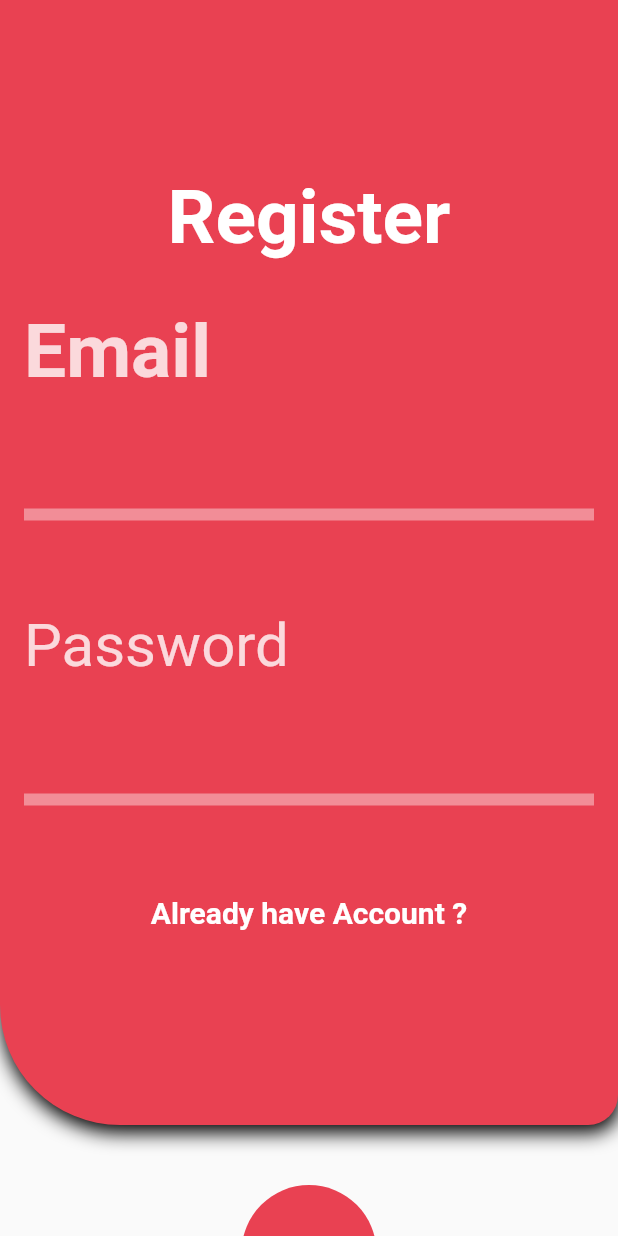
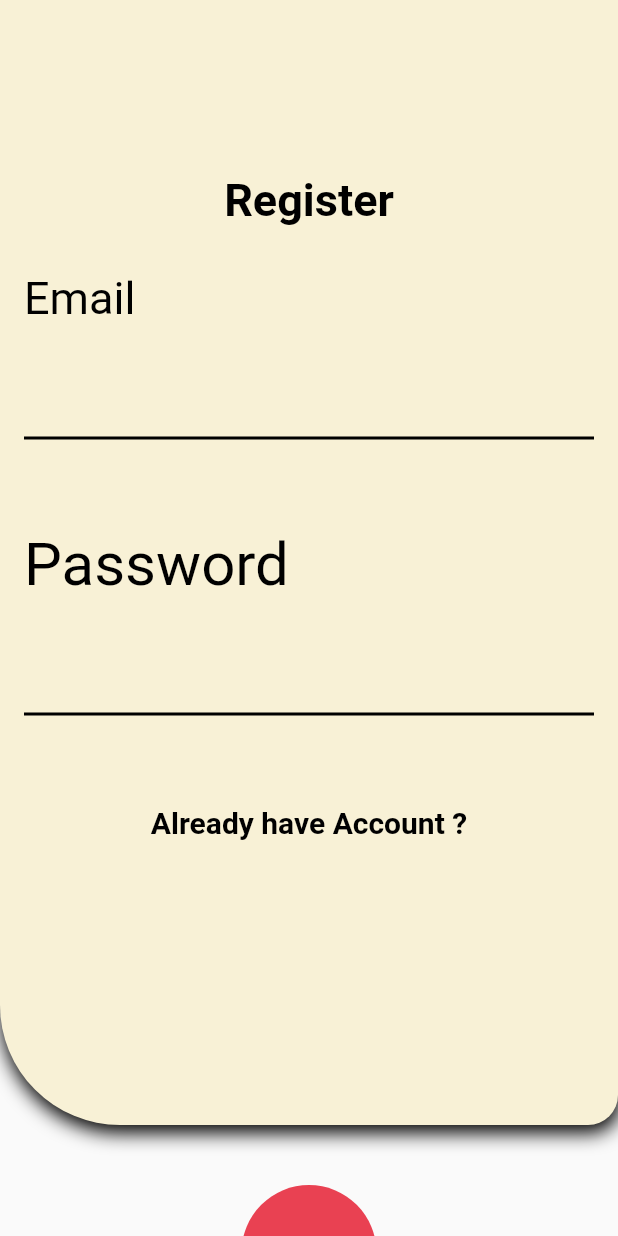
Before and after one commit to janisviksne/emori, a Flutter app: the screen it shows after launch, scrolled down 56 dp, after a tap on "Dont have Account ?", on a phone screen of 412 x 824 dp. Run offline on Flutter 3.47's test engine with Material 2 defaults, Android fonts, the phone set to English and light mode, and no system bars.

Commit message:
Adjusted background styling

```diff
--- a/lib/auth_screens/dashboard.dart
+++ b/lib/auth_screens/dashboard.dart
@@ -16,7 +16,7 @@ class _DashboardState extends State<Dashboard> {
               height: 750,
               width: MediaQuery.of(context).size.width,
               decoration: const BoxDecoration(
-                color: Color.fromRGBO(233, 65, 82, 1),
+                color: Color.fromRGBO(248, 241, 214, 1),
                 boxShadow: [
                   BoxShadow(
                       blurRadius: 10, color: Colors.black, offset: Offset(1, 5))
--- a/lib/auth_screens/login.dart
+++ b/lib/auth_screens/login.dart
@@ -41,7 +41,7 @@ class _LoginState extends State<Login> {
                   height: 750,
                   width: MediaQuery.of(context).size.width,
                   decoration: const BoxDecoration(
-                    color: Color.fromRGBO(233, 65, 82, 1),
+                    color: Color.fromRGBO(248, 241, 214, 1),
                     boxShadow: [
                       BoxShadow(
                           blurRadius: 10,
@@ -63,8 +63,8 @@ class _LoginState extends State<Login> {
                           "Login",
                           style: TextStyle(
                             fontWeight: FontWeight.bold,
-                            fontSize: 50,
-                            color: Colors.white,
+                            fontSize: 35,
+                            color: Colors.black,
                           ),
                         ),
                         const SizedBox(
@@ -76,8 +76,8 @@ class _LoginState extends State<Login> {
                             "Email",
                             style: TextStyle(
                               fontWeight: FontWeight.bold,
-                              fontSize: 40,
-                              color: Color.fromRGBO(255, 255, 255, 0.8),
+                              fontSize: 30,
+                              color: Colors.black,
                             ),
                           ),
                         ),
@@ -93,7 +93,7 @@ class _LoginState extends State<Login> {
                             return null;
                           },
                           style: const TextStyle(
-                              fontSize: 30, color: Colors.white),
+                              fontSize: 20, color: Colors.black),
                           decoration: const InputDecoration(
                               errorStyle:
                                   TextStyle(fontSize: 20, color: Colors.black),
@@ -102,7 +102,7 @@ class _LoginState extends State<Login> {
                         ),
                         Container(
                           height: 8,
-                          color: const Color.fromRGBO(255, 255, 255, 0.4),
+                          color: Colors.black,
                         ),
                         const SizedBox(
                           height: 60,
@@ -112,8 +112,8 @@ class _LoginState extends State<Login> {
                           child: Text(
                             "Password",
                             style: TextStyle(
-                              fontSize: 40,
-                              color: Color.fromRGBO(255, 255, 255, 0.8),
+                              fontSize: 30,
+                              color: Colors.black,
                             ),
                             // fontWeight: FontWeight.bold,
                           ),
@@ -132,7 +132,7 @@ class _LoginState extends State<Login> {
                             return null;
                           },
                           style: const TextStyle(
-                              fontSize: 30, color: Colors.white),
+                              fontSize: 30, color: Colors.black),
                           decoration: const InputDecoration(
                               errorStyle:
                                   TextStyle(fontSize: 20, color: Colors.black),
@@ -141,7 +141,7 @@ class _LoginState extends State<Login> {
                         ),
                         Container(
                           height: 8,
-                          color: Color.fromRGBO(255, 255, 255, 0.4),
+                          color: Colors.black,
                         ),
                         const SizedBox(
                           height: 60,
@@ -157,9 +157,8 @@ class _LoginState extends State<Login> {
                             child: const Text(
                               "Dont have Account ?",
                               style: TextStyle(
-                                fontWeight: FontWeight.bold,
                                 fontSize: 20,
-                                color: Colors.white,
+                                color: Colors.black,
                               ),
                             ),
                           ),
@@ -174,15 +173,13 @@ class _LoginState extends State<Login> {
                 Container(
                   height: 90,
                   width: 90,
-                  child: FlatButton(
-                      color: Color.fromRGBO(233, 65, 82, 1),
+                  child: ElevatedButton(
+                      style: ElevatedButton.styleFrom(primary: Colors.black),
                       onPressed: () {
                         if (_formKey.currentState!.validate()) {
                           save();
                         }
                       },
-                      shape: RoundedRectangleBorder(
-                          borderRadius: BorderRadius.circular(50)),
                       child: const Icon(
                         Icons.arrow_forward,
                         color: Colors.white,
--- a/lib/auth_screens/register.dart
+++ b/lib/auth_screens/register.dart
@@ -36,12 +36,13 @@ class _RegisterState extends State<Register> {
                   height: 750,
                   width: MediaQuery.of(context).size.width,
                   decoration: const BoxDecoration(
-                    color: Color.fromRGBO(233, 65, 82, 1),
+                    color: Color.fromRGBO(248, 241, 214, 1),
                     boxShadow: [
                       BoxShadow(
-                          blurRadius: 10,
-                          color: Colors.black,
-                          offset: Offset(1, 5))
+                        blurRadius: 10,
+                        color: Colors.black,
+                        offset: Offset(1, 5),
+                      )
                     ],
                     borderRadius: BorderRadius.only(
                         bottomLeft: Radius.circular(80),
@@ -58,8 +59,8 @@ class _RegisterState extends State<Register> {
                           "Register",
                           style: TextStyle(
                             fontWeight: FontWeight.bold,
-                            fontSize: 50,
-                            color: Colors.white,
+                            fontSize: 30,
+                            color: Colors.black,
                           ),
                         ),
                         const SizedBox(
@@ -70,9 +71,8 @@ class _RegisterState extends State<Register> {
                           child: Text(
                             "Email",
                             style: TextStyle(
-                              fontWeight: FontWeight.bold,
-                              fontSize: 50,
-                              color: Color.fromRGBO(255, 255, 255, 0.8),
+                              fontSize: 30,
+                              color: Colors.black,
                             ),
                           ),
                         ),
@@ -88,7 +88,7 @@ class _RegisterState extends State<Register> {
                             return null;
                           },
                           style: const TextStyle(
-                              fontSize: 30, color: Colors.white),
+                              fontSize: 30, color: Colors.black),
                           decoration: const InputDecoration(
                               errorStyle:
                                   TextStyle(fontSize: 20, color: Colors.black),
@@ -96,8 +96,8 @@ class _RegisterState extends State<Register> {
                                   borderSide: BorderSide.none)),
                         ),
                         Container(
-                          height: 8,
-                          color: Color.fromRGBO(255, 255, 255, 0.4),
+                          height: 2,
+                          color: Colors.black,
                         ),
                         const SizedBox(
                           height: 60,
@@ -108,7 +108,7 @@ class _RegisterState extends State<Register> {
                             "Password",
                             style: TextStyle(
                               fontSize: 40,
-                              color: Color.fromRGBO(255, 255, 255, 0.8),
+                              color: Colors.black,
                             ),
                           ),
                         ),
@@ -134,8 +134,8 @@ class _RegisterState extends State<Register> {
                                   borderSide: BorderSide.none)),
                         ),
                         Container(
-                          height: 8,
-                          color: Color.fromRGBO(255, 255, 255, 0.4),
+                          height: 2,
+                          color: Colors.black,
                         ),
                         const SizedBox(
                           height: 60,
@@ -150,7 +150,7 @@ class _RegisterState extends State<Register> {
                               style: TextStyle(
                                 fontWeight: FontWeight.bold,
                                 fontSize: 20,
-                                color: Colors.white,
+                                color: Colors.black,
                               ),
                             ),
                           ),
--- a/pubspec.yaml
+++ b/pubspec.yaml
@@ -55,8 +55,8 @@ flutter:
   uses-material-design: true
 
   # To add assets to your application, add an assets section, like this:
-  # assets:
-  #   - images/a_dot_burr.jpeg
+  assets:
+    - images/
   #   - images/a_dot_ham.jpeg
 
   # An image asset can refer to one or more resolution-specific "variants", see
```
